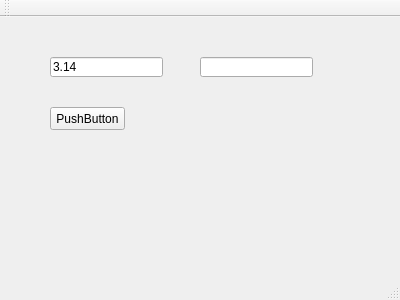
Old version of the form mainwindow.ui in the repository JetV/Bac_Diplom.
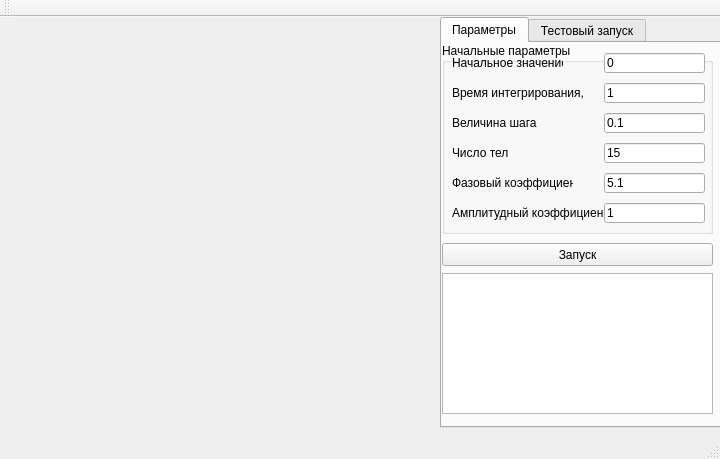
New version of the form. The open tabs and pages were chosen to show the change.

Commit message: Сборка без ошибок. Изменена форма: добавлен аналог консоли, сделаны поля ввода парамметров.

```diff
--- a/mainwindow.ui
+++ b/mainwindow.ui
@@ -6,49 +6,251 @@
    <rect>
     <x>0</x>
     <y>0</y>
-    <width>400</width>
-    <height>300</height>
+    <width>720</width>
+    <height>459</height>
    </rect>
   </property>
   <property name="windowTitle">
    <string>MainWindow</string>
   </property>
   <widget class="QWidget" name="centralWidget">
-   <widget class="QLineEdit" name="lineEdit">
+   <widget class="QTabWidget" name="tabWidget">
     <property name="geometry">
      <rect>
-      <x>50</x>
-      <y>40</y>
-      <width>113</width>
-      <height>20</height>
+      <x>440</x>
+      <y>0</y>
+      <width>281</width>
+      <height>411</height>
      </rect>
     </property>
-    <property name="text">
-     <string>3.14</string>
+    <property name="currentIndex">
+     <number>1</number>
     </property>
-   </widget>
-   <widget class="QLineEdit" name="lineEdit_2">
-    <property name="geometry">
-     <rect>
-      <x>200</x>
-      <y>40</y>
-      <width>113</width>
-      <height>20</height>
-     </rect>
-    </property>
-   </widget>
-   <widget class="QPushButton" name="pushButton">
-    <property name="geometry">
-     <rect>
-      <x>50</x>
-      <y>90</y>
-      <width>75</width>
-      <height>23</height>
-     </rect>
-    </property>
-    <property name="text">
-     <string>PushButton</string>
-    </property>
+    <widget class="QWidget" name="tab">
+     <attribute name="title">
+      <string>Параметры</string>
+     </attribute>
+     <widget class="QGroupBox" name="groupBox">
+      <property name="geometry">
+       <rect>
+        <x>0</x>
+        <y>0</y>
+        <width>271</width>
+        <height>191</height>
+       </rect>
+      </property>
+      <property name="title">
+       <string>Начальные параметры</string>
+      </property>
+      <widget class="QLineEdit" name="InitVal">
+       <property name="geometry">
+        <rect>
+         <x>162</x>
+         <y>10</y>
+         <width>101</width>
+         <height>20</height>
+        </rect>
+       </property>
+       <property name="text">
+        <string>0</string>
+       </property>
+      </widget>
+      <widget class="QLineEdit" name="TmSec">
+       <property name="geometry">
+        <rect>
+         <x>162</x>
+         <y>40</y>
+         <width>101</width>
+         <height>20</height>
+        </rect>
+       </property>
+       <property name="text">
+        <string>1</string>
+       </property>
+      </widget>
+      <widget class="QLineEdit" name="Stp">
+       <property name="geometry">
+        <rect>
+         <x>162</x>
+         <y>70</y>
+         <width>101</width>
+         <height>20</height>
+        </rect>
+       </property>
+       <property name="text">
+        <string>0.1</string>
+       </property>
+      </widget>
+      <widget class="QLineEdit" name="BdyNum">
+       <property name="geometry">
+        <rect>
+         <x>162</x>
+         <y>100</y>
+         <width>101</width>
+         <height>20</height>
+        </rect>
+       </property>
+       <property name="text">
+        <string>15</string>
+       </property>
+      </widget>
+      <widget class="QLineEdit" name="PhsCoeff">
+       <property name="geometry">
+        <rect>
+         <x>162</x>
+         <y>130</y>
+         <width>101</width>
+         <height>20</height>
+        </rect>
+       </property>
+       <property name="text">
+        <string>5.1</string>
+       </property>
+      </widget>
+      <widget class="QLineEdit" name="AmpCoeff">
+       <property name="geometry">
+        <rect>
+         <x>162</x>
+         <y>160</y>
+         <width>101</width>
+         <height>20</height>
+        </rect>
+       </property>
+       <property name="text">
+        <string>1</string>
+       </property>
+      </widget>
+      <widget class="QLabel" name="label">
+       <property name="geometry">
+        <rect>
+         <x>10</x>
+         <y>10</y>
+         <width>111</width>
+         <height>20</height>
+        </rect>
+       </property>
+       <property name="text">
+        <string>Начальное значение</string>
+       </property>
+      </widget>
+      <widget class="QLabel" name="label_2">
+       <property name="geometry">
+        <rect>
+         <x>10</x>
+         <y>40</y>
+         <width>131</width>
+         <height>20</height>
+        </rect>
+       </property>
+       <property name="text">
+        <string>Время интегрирования, с</string>
+       </property>
+      </widget>
+      <widget class="QLabel" name="label_3">
+       <property name="geometry">
+        <rect>
+         <x>10</x>
+         <y>70</y>
+         <width>111</width>
+         <height>20</height>
+        </rect>
+       </property>
+       <property name="text">
+        <string>Величина шага</string>
+       </property>
+      </widget>
+      <widget class="QLabel" name="label_4">
+       <property name="geometry">
+        <rect>
+         <x>10</x>
+         <y>100</y>
+         <width>111</width>
+         <height>20</height>
+        </rect>
+       </property>
+       <property name="text">
+        <string>Число тел</string>
+       </property>
+      </widget>
+      <widget class="QLabel" name="label_5">
+       <property name="geometry">
+        <rect>
+         <x>10</x>
+         <y>130</y>
+         <width>121</width>
+         <height>20</height>
+        </rect>
+       </property>
+       <property name="text">
+        <string>Фазовый коэффициент</string>
+       </property>
+      </widget>
+      <widget class="QLabel" name="label_6">
+       <property name="geometry">
+        <rect>
+         <x>10</x>
+         <y>160</y>
+         <width>151</width>
+         <height>20</height>
+        </rect>
+       </property>
+       <property name="text">
+        <string>Амплитудный коэффициент</string>
+       </property>
+      </widget>
+     </widget>
+     <widget class="QPushButton" name="pushButton">
+      <property name="geometry">
+       <rect>
+        <x>0</x>
+        <y>200</y>
+        <width>271</width>
+        <height>23</height>
+       </rect>
+      </property>
+      <property name="text">
+       <string>Запуск</string>
+      </property>
+     </widget>
+     <widget class="QPlainTextEdit" name="plainTextEdit">
+      <property name="geometry">
+       <rect>
+        <x>0</x>
+        <y>230</y>
+        <width>271</width>
+        <height>141</height>
+       </rect>
+      </property>
+     </widget>
+    </widget>
+    <widget class="QWidget" name="tab_2">
+     <attribute name="title">
+      <string>Тестовый запуск</string>
+     </attribute>
+     <widget class="QLineEdit" name="lineEdit">
+      <property name="geometry">
+       <rect>
+        <x>10</x>
+        <y>10</y>
+        <width>113</width>
+        <height>20</height>
+       </rect>
+      </property>
+      <property name="text">
+       <string>3.14</string>
+      </property>
+     </widget>
+     <widget class="QLineEdit" name="lineEdit_2">
+      <property name="geometry">
+       <rect>
+        <x>10</x>
+        <y>40</y>
+        <width>113</width>
+        <height>20</height>
+       </rect>
+      </property>
+     </widget>
+    </widget>
    </widget>
   </widget>
   <widget class="QMenuBar" name="menuBar">
@@ -56,8 +258,8 @@
     <rect>
      <x>0</x>
      <y>0</y>
-     <width>400</width>
-     <height>21</height>
+     <width>720</width>
+     <height>18</height>
     </rect>
    </property>
   </widget>
```
The commit also changes 4 other files.
